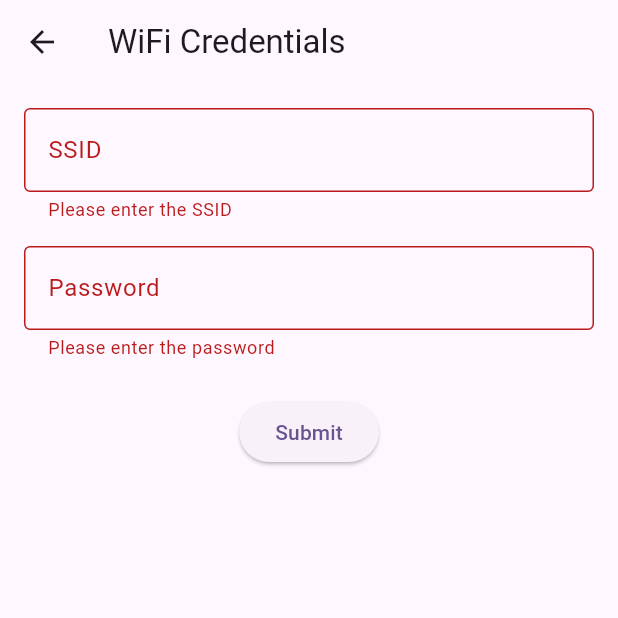
After one commit to holycitysoftware/livipod_app, a Flutter app: the ProfileView screen opened directly, after a tap on "Submit", on a phone screen of 412 x 824 dp, the top half of it. The commit adds this screen. Run offline on Flutter 3.47's test engine with Material 3 defaults, Android fonts, the phone set to English and light mode, and no system bars; our stand-ins replace cloud_firestore, firebase_core, flutter_blue_plus, input_quantity, visibility_detector; accounts and stored records are empty.

Commit message:
mac and ip update

```diff
--- a/lib/models/livi_pod.dart
+++ b/lib/models/livi_pod.dart
@@ -10,6 +10,10 @@ part 'livi_pod.g.dart';
 class LiviPod {
   String id = '';
   final String remoteId;
+  @JsonKey(defaultValue: '')
+  String macAddress = '';
+  @JsonKey(defaultValue: '')
+  String ipAddress = '';
   String medicationName;
   Schedule? schedule;
   Dosing? nextDosing;
--- a/lib/views/home_tab_view.dart
+++ b/lib/views/home_tab_view.dart
@@ -1,5 +1,6 @@
 import 'package:flutter/material.dart';
 import 'package:livipod_app/views/devices_view.dart';
+import 'package:livipod_app/views/profile_view.dart';
 
 class HomeTabView extends StatefulWidget {
   const HomeTabView({super.key});
@@ -20,6 +21,7 @@ class _HomeTabViewState extends State<HomeTabView> {
         items: const [
           BottomNavigationBarItem(icon: Icon(Icons.home), label: 'Home'),
           BottomNavigationBarItem(icon: Icon(Icons.circle), label: 'Pods'),
+          BottomNavigationBarItem(icon: Icon(Icons.people), label: 'Profile'),
         ],
         currentIndex: _index,
         onTap: (value) {
@@ -38,7 +40,7 @@ class _HomeTabViewState extends State<HomeTabView> {
       case 1:
         return DevicesView();
       default:
-        return Placeholder();
+        return ProfileView();
     }
   }
 }
--- /dev/null
+++ b/lib/views/profile_view.dart
@@ -0,0 +1,89 @@
+import 'package:flutter/material.dart';
+import 'package:livipod_app/controllers/ble_controller.dart';
+import 'package:provider/provider.dart';
+
+class ProfileView extends StatefulWidget {
+  const ProfileView({super.key});
+
+  @override
+  State<ProfileView> createState() => _ProfileViewState();
+}
+
+class _ProfileViewState extends State<ProfileView> {
+  final _formKey = GlobalKey<FormState>();
+  final _ssidController = TextEditingController();
+  final _passwordController = TextEditingController();
+  late final BleController _bleController;
+
+  @override
+  void initState() {
+    _bleController = Provider.of<BleController>(context, listen: false);
+    super.initState();
+  }
+
+  @override
+  void dispose() {
+    _ssidController.dispose();
+    _passwordController.dispose();
+    super.dispose();
+  }
+
+  @override
+  Widget build(BuildContext context) {
+    return Scaffold(
+      appBar: AppBar(
+        title: const Text('WiFi Credentials'),
+      ),
+      body: Padding(
+        padding: const EdgeInsets.all(16.0),
+        child: Form(
+          key: _formKey,
+          child: Column(
+            children: [
+              TextFormField(
+                controller: _ssidController,
+                decoration: const InputDecoration(
+                  labelText: 'SSID',
+                  border: OutlineInputBorder(),
+                ),
+                validator: (value) {
+                  if (value!.isEmpty) {
+                    return 'Please enter the SSID';
+                  }
+                  return null;
+                },
+              ),
+              const SizedBox(height: 16.0),
+              TextFormField(
+                controller: _passwordController,
+                decoration: const InputDecoration(
+                  labelText: 'Password',
+                  border: OutlineInputBorder(),
+                ),
+                obscureText: true,
+                validator: (value) {
+                  if (value!.isEmpty) {
+                    return 'Please enter the password';
+                  }
+                  return null;
+                },
+              ),
+              const SizedBox(height: 24.0),
+              ElevatedButton(
+                onPressed: () {
+                  if (_formKey.currentState!.validate()) {
+                    // Handle WiFi credentials submission
+                    String ssid = _ssidController.text;
+                    String password = _passwordController.text;
+                    _bleController.enableWifi(ssid, password);
+                  }
+                },
+                child: const Text('Submit'),
+              ),
+            ],
+          ),
+        ),
+      ),
+    );
+  }
+}
```
Also changed, not shown: lib/controllers/ble_controller.dart (+23 -3 lines), lib/controllers/ble_device_controller.dart (+17 -0 lines), lib/models/livi_pod.g.dart.
